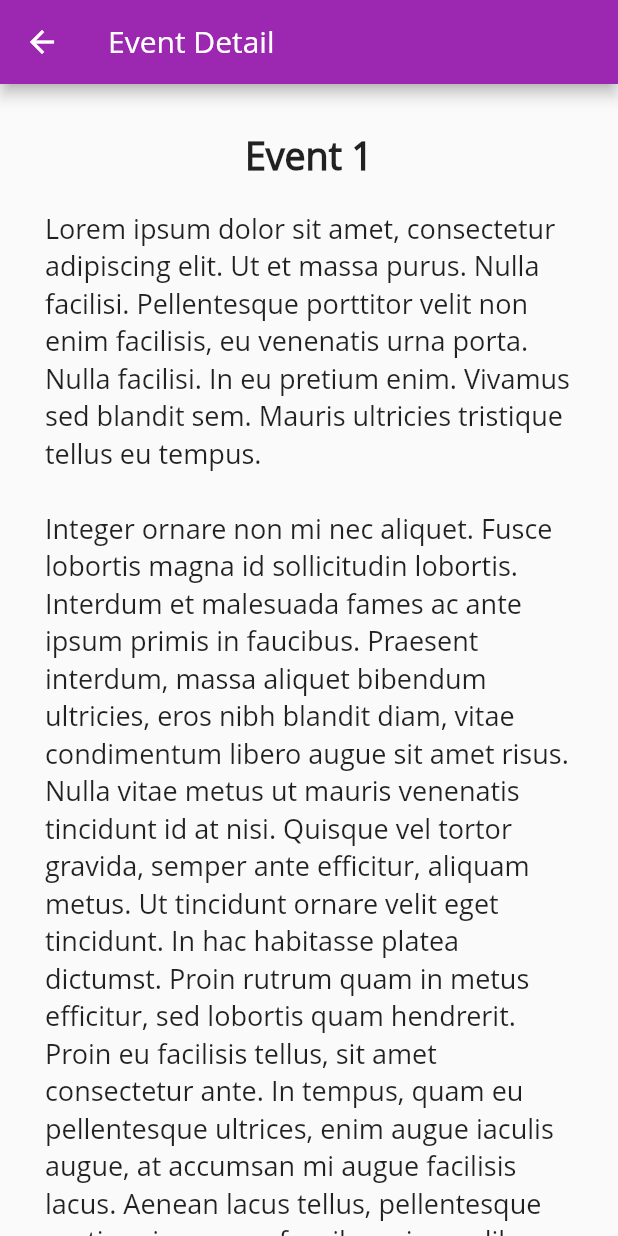
After one commit to OpenSource-IITGn/InsIIT, a Flutter app: the EventsCalendar screen opened by its route, after a tap on "Event 1", on a phone screen of 412 x 824 dp. The commit adds this screen. Run offline on Flutter 3.47's test engine with Material 2 defaults, Android fonts, the phone set to English and light mode, and no system bars; our stand-ins replace carousel_slider, csv, firebase_auth, flutter_local_notifications, flutter_offline, flutter_spinkit and 5 more; missing offline and left inert: flutter_autolink_text, googleapis, time_machine, timetable; accounts and stored records are empty; key blocks and very long unbroken strings in the code were emptied for the run.

Commit message:
Base Templet of Events Calendar and Academic Calendar

```diff
--- a/lib/main.dart
+++ b/lib/main.dart
@@ -1,9 +1,12 @@
 import 'package:flutter/material.dart';
+import 'package:instiapp/screens/academiccalendar.dart';
 import 'package:instiapp/screens/addtext.dart';
 import 'package:instiapp/screens/announcements.dart';
 import 'package:instiapp/screens/articles.dart';
 import 'package:instiapp/screens/complains.dart';
 import 'package:instiapp/screens/email.dart';
+import 'package:instiapp/screens/eventscalendar.dart';
+import 'package:instiapp/screens/eventpage.dart';
 import 'package:instiapp/screens/importantContacts.dart';
 import 'package:instiapp/screens/menuBarBase.dart';
 import 'package:instiapp/screens/messfeedback.dart';
@@ -23,6 +26,9 @@ class MyApp extends StatelessWidget {
 
         '/announcements': (context) => Announcements(),
         '/articles': (context) => Articles(),
+        '/eventscalendar': (context) => EventsCalendar(),
+        '/eventpage': (context) => EventPage(),
+        '/academiccalendar': (context) => AcademicCalendar(),
         '/importantcontacts': (context) => ImportantContacts(),
         '/complaints': (context) => Complains(),
         '/shuttle': (context) => Shuttle(),
--- /dev/null
+++ b/lib/screens/eventpage.dart
@@ -0,0 +1,46 @@
+import 'package:flutter/material.dart';
+
+class EventPage extends StatefulWidget {
+  @override
+  _EventPageState createState() => _EventPageState();
+}
+
+class _EventPageState extends State<EventPage> {
+
+  Map data = {};
+
+  @override
+  Widget build(BuildContext context) {
+
+    data = ModalRoute.of(context).settings.arguments;
+
+    return Scaffold(
+      appBar: AppBar(
+        title: Text('Event Detail'),
+      ),
+      body: SingleChildScrollView(
+        child: Container(
+          padding: EdgeInsets.all(30.0),
+          child: Column(
+            children: <Widget>[
+              Text(
+                data['event'],
+                style: TextStyle(
+                  fontWeight: FontWeight.bold,
+                  fontSize: 25.0,
+                ),
+              ),
+              SizedBox(height: 20,),
+              Text(
+                data['description'],
+                style: TextStyle(
+                  fontSize: 18.0,
+                ),
+              ),
+            ],
+          ),
+        ),
+      ),
+    );
+  }
+}
--- /dev/null
+++ b/lib/screens/eventscalendar.dart
@@ -0,0 +1,120 @@
+import 'package:flutter/material.dart';
+import 'package:table_calendar/table_calendar.dart';
+
+class EventsCalendar extends StatefulWidget {
+  @override
+  _EventsCalendarState createState() => _EventsCalendarState();
+}
+
+class _EventsCalendarState extends State<EventsCalendar> {
+  Map<DateTime, List> _events;
+  String description;
+  List _selectedEvents;
+  CalendarController _calendarController;
+
+  @override
+  void initState() {
+    super.initState();
+    final _selectedDay = DateTime.now();
+
+    _events = {
+      _selectedDay: ['Event 1', 'Event 2', 'Event 3', 'Event 4', 'Event 5', 'Event 6'],
+    };
+
+    description = '''Lorem ipsum dolor sit amet, consectetur adipiscing elit. Ut et massa purus. Nulla facilisi. Pellentesque porttitor velit non enim facilisis, eu venenatis urna porta. Nulla facilisi. In eu pretium enim. Vivamus sed blandit sem. Mauris ultricies tristique tellus eu tempus.
+
+Integer ornare non mi nec aliquet. Fusce lobortis magna id sollicitudin lobortis. Interdum et malesuada fames ac ante ipsum primis in faucibus. Praesent interdum, massa aliquet bibendum ultricies, eros nibh blandit diam, vitae condimentum libero augue sit amet risus. Nulla vitae metus ut mauris venenatis tincidunt id at nisi. Quisque vel tortor gravida, semper ante efficitur, aliquam metus. Ut tincidunt ornare velit eget tincidunt. In hac habitasse platea dictumst. Proin rutrum quam in metus efficitur, sed lobortis quam hendrerit. Proin eu facilisis tellus, sit amet consectetur ante. In tempus, quam eu pellentesque ultrices, enim augue iaculis augue, at accumsan mi augue facilisis lacus. Aenean lacus tellus, pellentesque pretium ipsum ac, faucibus viverra libero. Mauris convallis tempus lobortis. Morbi ut lacinia magna. Sed mollis sollicitudin dignissim. Suspendisse sed sollicitudin massa, nec scelerisque massa.
+
+Sed viverra quam ut lacus condimentum consequat. In elementum, purus et viverra pellentesque, erat justo rutrum magna, fermentum tempor odio justo ultrices nisi. Ut imperdiet lectus laoreet gravida ultricies. Vestibulum convallis turpis vel ante bibendum, eu dictum urna accumsan. In vulputate urna ac enim porta, vel vehicula mauris volutpat. Donec ac leo fermentum, scelerisque magna ac, egestas nulla. Curabitur sodales diam eget lacus fermentum faucibus. Pellentesque habitant morbi tristique senectus et netus et malesuada fames ac turpis egestas. In et ullamcorper orci. Sed sed cursus arcu. Suspendisse lobortis tortor non libero tincidunt blandit.''';
+
+    _selectedEvents = _events[_selectedDay] ?? [];
+    _calendarController = CalendarController();
+  }
+
+  @override
+  void dispose() {
+    _calendarController.dispose();
+    super.dispose();
+  }
+
+  void _onDaySelected(DateTime day, List events) {
+    setState(() {
+      _selectedEvents = events;
+    });
+  }
+
+  @override
+  Widget build(BuildContext context) {
+    return Scaffold(
+      appBar: AppBar(
+        title: Text("Event Calendar"),
+      ),
+      body: Column(
+        mainAxisSize: MainAxisSize.max,
+        children: <Widget>[
+          Expanded(child: _buildTableCalendar()),
+          SizedBox(height: 10.0),
+          Expanded(child: _buildEventList()),
+        ],
+      ),
+    );
+  }
+
+  Widget _buildTableCalendar() {
+    return SingleChildScrollView(
+      child: Container(
+        child: TableCalendar(
+          calendarController: _calendarController,
+          events: _events,
+          startingDayOfWeek: StartingDayOfWeek.monday,
+          calendarStyle: CalendarStyle(
+            selectedColor: Colors.indigo,
+            todayColor: Colors.orange,
+            todayStyle: TextStyle(
+              fontWeight: FontWeight.bold,
+              fontSize: 18.0,
+              color: Colors.white,
+            ),
+            markersColor: Colors.blue,
+            outsideDaysVisible: false,
+          ),
+          headerStyle: HeaderStyle(
+            centerHeaderTitle: true,
+            formatButtonDecoration: BoxDecoration(
+              color: Colors.orange,
+              borderRadius: BorderRadius.circular(20.0),
+            ),
+            formatButtonTextStyle: TextStyle(
+              color: Colors.white,
+            ),
+            formatButtonShowsNext: false,
+          ),
+          onDaySelected: _onDaySelected,
+        ),
+      ),
+    );
+  }
+
+  Widget _buildEventList() {
+    return ListView(
+      children: _selectedEvents
+          .map((event) => Container(
+        decoration: BoxDecoration(
+          border: Border.all(width: 0.8),
+          borderRadius: BorderRadius.circular(12.0),
+        ),
+        margin: const EdgeInsets.symmetric(horizontal: 8.0, vertical: 4.0),
+        child: ListTile(
+          title: Text(event.toString()),
+          onTap: () {
+            Navigator.pushNamed(context, '/eventpage', arguments: {
+              'event': '$event',
+              'description': description,
+            });
+          },
+        ),
+      ))
+          .toList(),
+    );
+  }
+}
```
Also changed, not shown: lib/screens/academiccalendar.dart (added, +57 -0 lines), lib/screens/menuBarBase.dart (+26 -0 lines), pubspec.yaml (+10 -1 lines), pubspec.lock.
